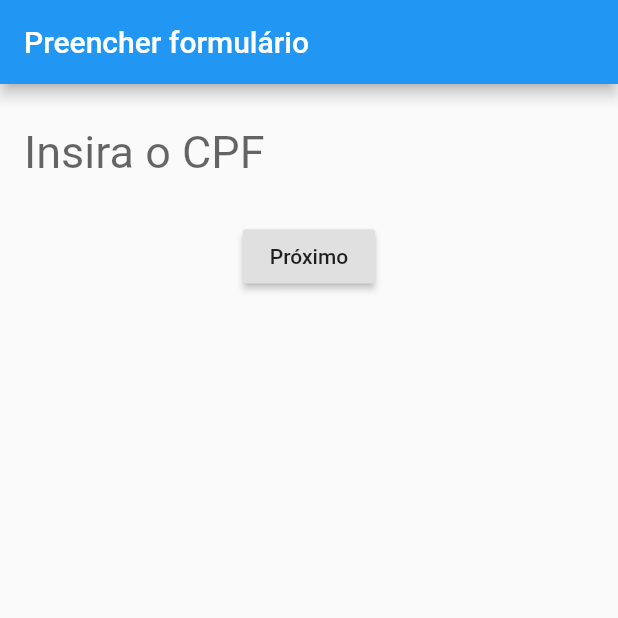
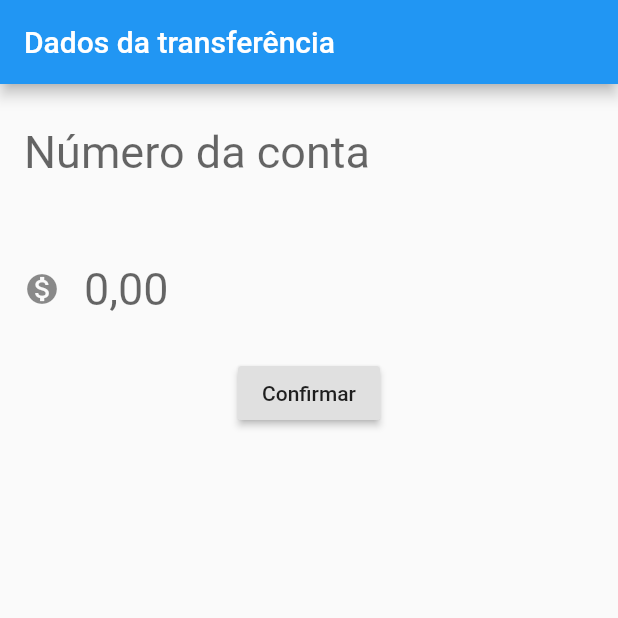
Before and after one commit to alexfelipe/bytebank-flutter, a Flutter app: the screen it shows after launch, on a phone screen of 412 x 824 dp, the top half of it. Run offline on Flutter 3.47's test engine with Material 2 defaults, Android fonts, the phone set to English and light mode, and no system bars.

Commit message:
recebendo a transferencia criada

```diff
--- a/lib/main.dart
+++ b/lib/main.dart
@@ -1,7 +1,7 @@
-import 'dart:developer';
+import 'package:bytebank/ui/screens/screens.dart';
+import 'package:flutter/material.dart';
 
-import 'package:flutter/material.dart';
-import 'package:flutter/services.dart';
+import 'model/models.dart';
 
 void main() => runApp(TelaInicial());
 
@@ -9,53 +9,9 @@ class TelaInicial extends StatelessWidget {
   @override
   Widget build(BuildContext context) {
     return MaterialApp(
-      home: CpfFormulario(),
-    );
-  }
-}
-
-class CpfFormulario extends StatefulWidget {
-  @override
-  State<StatefulWidget> createState() {
-    return CpfFormularioState();
-  }
-}
-
-class CpfFormularioState extends State<CpfFormulario> {
-  final _formController = TextEditingController();
-
-  @override
-  void dispose() {
-    _formController.dispose();
-    super.dispose();
-  }
-
-  @override
-  Widget build(BuildContext context) {
-    return Scaffold(
-      appBar: AppBar(
-        title: Text("Preencher formulário"),
-      ),
-      body: Form(
-        child: Column(
-          children: <Widget>[
-            Padding(
-              padding: const EdgeInsets.all(16.0),
-              child: TextField(
-                  keyboardType: TextInputType.number,
-                  style: TextStyle(fontSize: 30.0),
-                  decoration: InputDecoration(
-                      border: InputBorder.none, hintText: 'Insira o CPF'),
-                  controller: _formController),
-            ),
-            RaisedButton(
-              child: Text("Próximo"),
-              onPressed: () {
-                print(_formController.value);
-              },
-            )
-          ],
-        ),
+      home: FormularioConta(
+        callback: (Transferencia transferenciaCriada) =>
+            print(transferenciaCriada),
       ),
     );
   }
--- /dev/null
+++ b/lib/model/models.dart
@@ -0,0 +1,11 @@
+class Transferencia {
+
+  final int _numeroConta;
+  final double _valor;
+
+  Transferencia(this._numeroConta, this._valor);
+
+  @override
+  String toString() => "$_numeroConta - $_valor";
+
+}
--- /dev/null
+++ b/lib/ui/components/components.dart
@@ -0,0 +1,31 @@
+import 'package:bytebank/model/models.dart';
+import 'package:flutter/material.dart';
+
+class Editor extends StatelessWidget {
+
+  final String dica;
+  final IconData icone;
+  final TextEditingController controlador;
+  final TextInputType tipoTeclado;
+
+  Editor({this.dica,
+    this.icone,
+    this.controlador,
+    this.tipoTeclado});
+
+  @override
+  Widget build(BuildContext context) {
+    return Padding(
+      padding: const EdgeInsets.all(16.0),
+      child: TextField(
+          keyboardType: tipoTeclado,
+          style: TextStyle(fontSize: 30.0),
+          decoration: InputDecoration(
+            border: InputBorder.none,
+            hintText: dica,
+            icon: icone != null ? Icon(icone) : null,
+          ),
+          controller: controlador),
+    );
+  }
+}
--- /dev/null
+++ b/lib/ui/screens/screens.dart
@@ -0,0 +1,54 @@
+import 'package:bytebank/model/models.dart';
+import 'package:bytebank/ui/components/components.dart';
+import 'package:bytebank/util/funcoes.dart';
+import 'package:flutter/material.dart';
+
+class FormularioConta extends StatelessWidget {
+
+  final quandoCriaTransferencia callback;
+
+  final _contaController = TextEditingController();
+  final _valorController = TextEditingController();
+
+  static const confirmar = "Confirmar";
+  static const dadosDaTransferencia = "Dados da transferência";
+
+  FormularioConta({@required this.callback});
+
+  @override
+  Widget build(BuildContext context) {
+
+    return Scaffold(
+      appBar: AppBar(
+        title: Text(dadosDaTransferencia),
+      ),
+      body: Form(
+        child: Column(
+          children: <Widget>[
+            Editor(
+              dica: "Número da conta",
+              controlador: _contaController,
+              tipoTeclado: TextInputType.number,
+            ),
+            Editor(
+              dica: "0,00",
+              icone: Icons.monetization_on,
+              controlador: _valorController,
+              tipoTeclado: TextInputType.number,
+            ),
+            RaisedButton(
+              child: Text(confirmar),
+              onPressed: () {
+                final valor = _valorController.text;
+                final conta = _contaController.text;
+                var transferenciaCriada =
+                Transferencia(int.tryParse(conta), double.tryParse(valor));
+                callback(transferenciaCriada);
+              },
+            )
+          ],
+        ),
+      ),
+    );
+  }
+}
--- /dev/null
+++ b/lib/util/funcoes.dart
@@ -0,0 +1,3 @@
+import 'package:bytebank/model/models.dart';
+
+typedef quandoCriaTransferencia = void Function(Transferencia transferenciaCriada);
```
Also changed, not shown: 1 other file.
